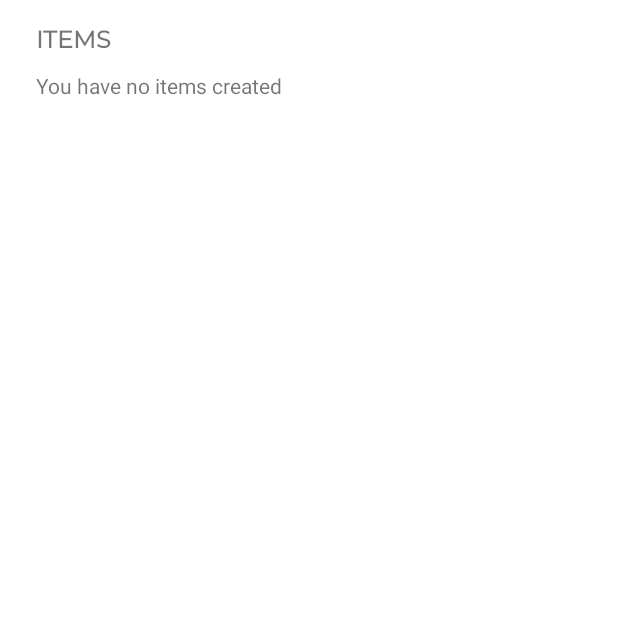
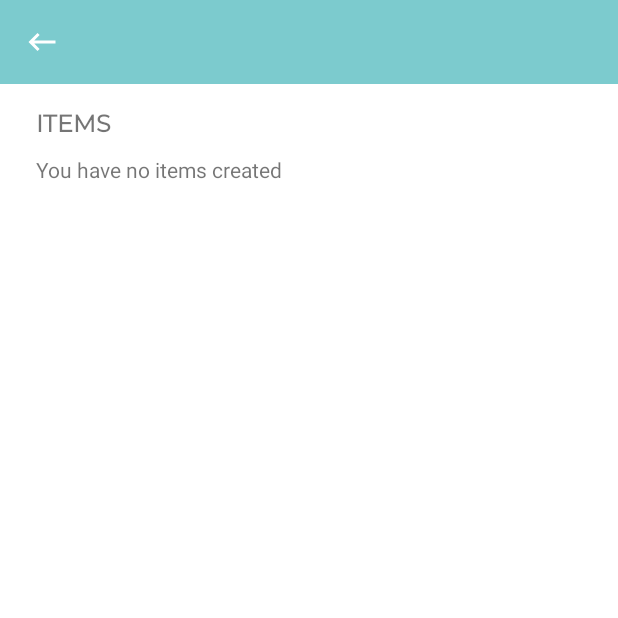
Before and after one commit to jordanchoi/mad21-t02-assignment-teampk, an Android app: the CategoryItemsActivity screen opened directly, with no data from a screen before it, on a phone screen of 412 x 824 dp, the top half of it. Run offline under Robolectric (Android 15) with nearby library versions, the phone set to English and light mode, and no system bars.

Commit message:
Change method of implementation for ActionBar in CategoryActivity and CategoryItemsActivity.

```diff
--- a/app/src/main/java/sg/edu/np/mad/teampk/stufftrek/CategoryItemsActivity.java
+++ b/app/src/main/java/sg/edu/np/mad/teampk/stufftrek/CategoryItemsActivity.java
@@ -1,14 +1,22 @@
 package sg.edu.np.mad.teampk.stufftrek;
 
+import androidx.annotation.NonNull;
+import androidx.appcompat.app.ActionBar;
 import androidx.appcompat.app.AppCompatActivity;
+import androidx.appcompat.widget.Toolbar;
 import androidx.recyclerview.widget.LinearLayoutManager;
 import androidx.recyclerview.widget.RecyclerView;
 
 import android.content.Intent;
 import android.os.Bundle;
 import android.util.Log;
+import android.view.MenuItem;
 import android.view.View;
+import android.view.Window;
+import android.view.WindowManager;
 import android.widget.TextView;
+
+import com.google.android.material.bottomsheet.BottomSheetDialog;
 
 import java.util.ArrayList;
 
@@ -24,17 +32,16 @@ public class CategoryItemsActivity extends AppCompatActivity {
         String categoryName = receiveIntent.getStringExtra("catName");
         Integer categoryID = receiveIntent.getIntExtra("catID", 0);
 
-//        // Set Title in the Actionbar
-//        ActionBarActivity.abTitle.setText(categoryName);
 
-//        ActionBarActivity.rightBtn.setImageResource(R.drawable.ic_more); // for future usage
-//        ActionBarActivity.rightBtn.setOnClickListener(new View.OnClickListener(){
-//            public void onClick(View V)
-//            {
-//                //To be added
-//            }
-//        });
+        // Toolbar for LocationActivity
+        Toolbar toolbar = (Toolbar) findViewById(R.id.toolbar_main);
+        // Sets the Toolbar to act as the ActionBar for this Activity window.
+        setSupportActionBar(toolbar);
 
+        ActionBar tb = getSupportActionBar();
+        tb.setHomeAsUpIndicator(R.drawable.ic_back);
+        tb.setDisplayHomeAsUpEnabled(true);
+        tb.setTitle(categoryName);
 
         // Construct DBHandler to retrieve DB information.
         DBHandler db = new DBHandler(this, null, null, 1);
@@ -43,22 +50,27 @@ public class CategoryItemsActivity extends AppCompatActivity {
         ArrayList<Item> itemList = db.GetAllItemFromCategory(categoryID);
         // RV for Items
         RecyclerView itemrv = findViewById(R.id.itemsRV);
-        ItemsWithPathAdapter adapter = new ItemsWithPathAdapter(this,itemList);
+        ItemsWithPathAdapter adapter = new ItemsWithPathAdapter(this, itemList);
         LinearLayoutManager lm = new LinearLayoutManager(this);
         itemrv.setLayoutManager(lm);
         itemrv.setAdapter(adapter);
         // Handler for no items found
         TextView noItemTV = findViewById(R.id.noItemsTV);
-        if (itemList.size() == 0)
-        {
+        if (itemList.size() == 0) {
             noItemTV.setText("You have no items created");
-        }
-        else
-        {
+        } else {
             noItemTV.setVisibility(View.GONE);
         }
-
-
     }
 
+    // ActionBar items
+    @Override
+    public boolean onOptionsItemSelected(@NonNull MenuItem item) {
+        switch (item.getItemId()) {
+            case android.R.id.home:
+                this.finish();
+                return true;
+        }
+        return super.onOptionsItemSelected(item);
+    }
 }
--- a/app/src/main/res/layout/activity_category_items.xml
+++ b/app/src/main/res/layout/activity_category_items.xml
@@ -5,10 +5,22 @@
     android:layout_width="match_parent"
     android:layout_height="match_parent"
     tools:context=".CategoryItemsActivity">
+    <include
+        android:id="@+id/toolbar_main"
+        layout="@layout/custom_actionbar"
+        android:layout_width="match_parent"
+        android:layout_height="wrap_content"
+        app:layout_constraintEnd_toEndOf="parent"
+        app:layout_constraintStart_toStartOf="parent"
+        app:layout_constraintTop_toTopOf="parent" />
 
     <ScrollView
         android:layout_width="match_parent"
-        android:layout_height="match_parent">
+        android:layout_height="0dp"
+        app:layout_constraintBottom_toBottomOf="parent"
+        app:layout_constraintEnd_toEndOf="parent"
+        app:layout_constraintStart_toStartOf="parent"
+        app:layout_constraintTop_toBottomOf="@+id/toolbar_main">
 
         <androidx.constraintlayout.widget.ConstraintLayout
             android:layout_width="match_parent"
@@ -42,6 +54,8 @@
                 android:layout_width="match_parent"
                 android:layout_height="match_parent"
                 android:layout_marginTop="8dp"
+                app:layout_constraintBottom_toBottomOf="parent"
+                app:layout_constraintEnd_toEndOf="parent"
                 app:layout_constraintStart_toStartOf="parent"
                 app:layout_constraintTop_toBottomOf="@+id/itemsTV">
 
```
Also changed, not shown: app/src/main/java/sg/edu/np/mad/teampk/stufftrek/CategoryActivity.java (+88 -2 lines), app/src/main/res/layout/activity_category.xml (+12 -2 lines).
